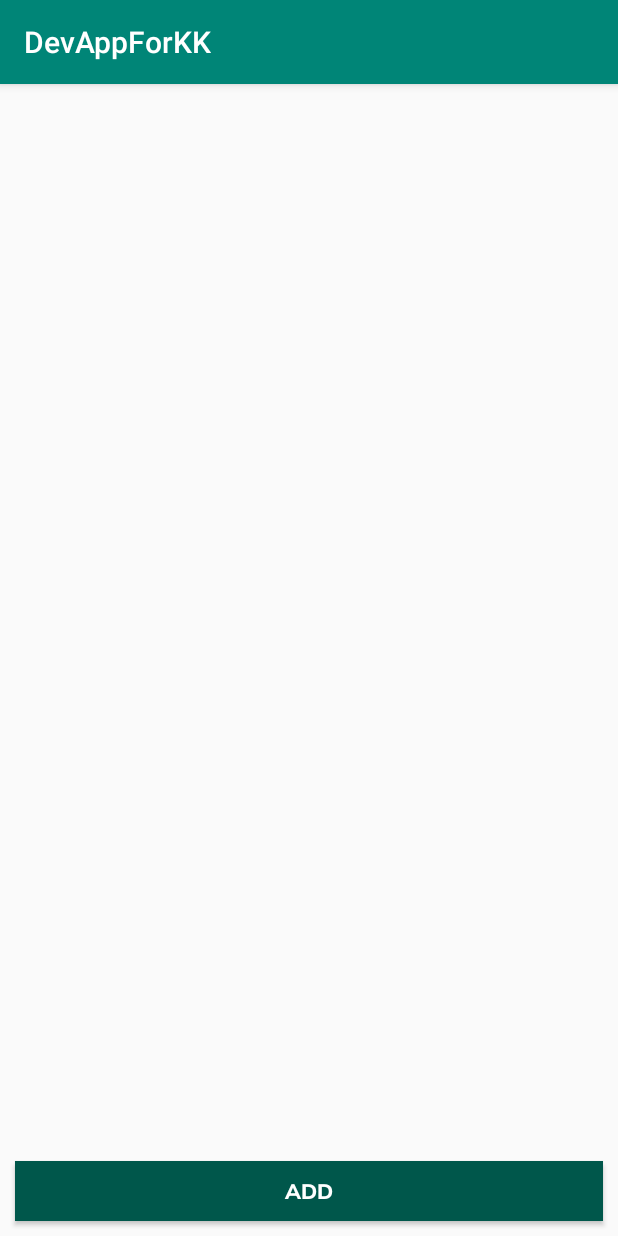
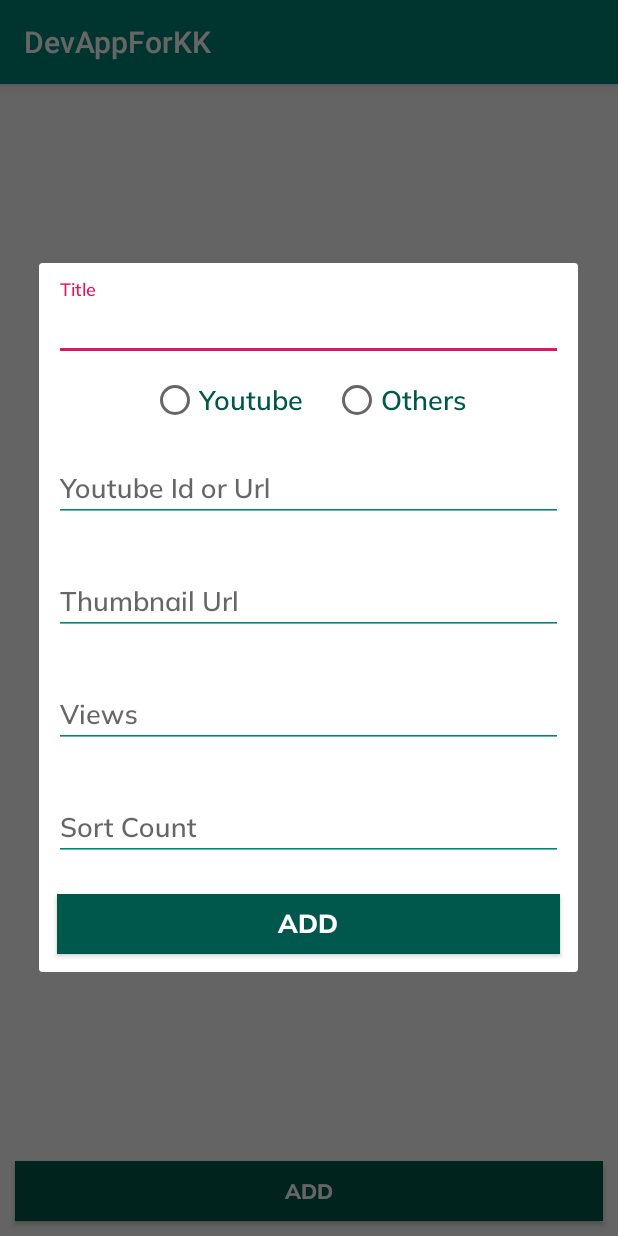
Before and after one commit to varunam/DevAppForKK, an Android app: the fragment EntertainmentListFragment placed in its activity, after a tap on "ADD", on a phone screen of 412 x 824 dp. Run offline under Robolectric (Android 15) with nearby library versions, the phone set to English and light mode, and no system bars; our stand-ins replace Firebase (no records; nobody signed in at launch, a user with empty details on screens opened directly); 4 statements that could not run were skipped.

Commit message:
code added to add video runtime

```diff
--- a/app/build.gradle
+++ b/app/build.gradle
@@ -43,4 +43,5 @@ dependencies {
     testImplementation 'junit:junit:4.12'
     androidTestImplementation 'com.android.support.test:runner:1.0.2'
     androidTestImplementation 'com.android.support.test.espresso:espresso-core:3.0.2'
+    implementation 'com.android.support:design:28.0.0'
 }
--- a/app/src/main/java/com/kannadakali/developerapp/app/devappforkk/views/fragments/EntertainmentListFragment.kt
+++ b/app/src/main/java/com/kannadakali/developerapp/app/devappforkk/views/fragments/EntertainmentListFragment.kt
@@ -2,18 +2,24 @@ package com.kannadakali.developerapp.app.devappforkk.views.fragments
 
 import android.os.Bundle
 import android.support.v4.app.Fragment
+import android.support.v7.app.AlertDialog
 import android.support.v7.widget.LinearLayoutManager
 import android.support.v7.widget.RecyclerView
+import android.text.TextUtils
 import android.view.LayoutInflater
 import android.view.View
 import android.view.ViewGroup
 import android.widget.Button
+import android.widget.EditText
+import android.widget.RadioGroup
+import android.widget.Toast
 import com.kannadakali.developerapp.app.devappforkk.R
 import com.kannadakali.developerapp.app.devappforkk.ThisApplication
 import com.kannadakali.developerapp.app.devappforkk.adapters.VideosAdapter
 import com.kannadakali.developerapp.app.devappforkk.data.firebase.EntertainmentContentProvider
 import com.kannadakali.developerapp.app.devappforkk.data.model.SimpleVideo
 import com.kannadakali.developerapp.app.devappforkk.enums.EntertainmentType
+import com.kannadakali.developerapp.app.devappforkk.enums.VideoType
 
 /**
  * Created by varun.am on 08/01/19
@@ -24,11 +30,15 @@ class EntertainmentListFragment : Fragment(), View.OnClickListener {
     private var videosAdapter: VideosAdapter? = null
     private var addVideo: Button? = null
     private var entertainmentContentProvider: EntertainmentContentProvider? = null
+    private var videosList: ArrayList<SimpleVideo>? = null
 
     companion object {
         public var VIDEOS_KEY = "videos-key"
         public var ENTERTAINMENT_KEY = "entertainment-key"
-        fun newInstance(entertainmentType: EntertainmentType, videosList: ArrayList<SimpleVideo>): EntertainmentListFragment {
+        fun newInstance(
+            entertainmentType: EntertainmentType,
+            videosList: ArrayList<SimpleVideo>
+        ): EntertainmentListFragment {
 
             val args = Bundle()
             args.putParcelableArrayList(VIDEOS_KEY, videosList)
@@ -61,18 +71,86 @@ class EntertainmentListFragment : Fragment(), View.OnClickListener {
         recyclerView!!.layoutManager = LinearLayoutManager(ThisApplication.getContext())
         recyclerView!!.adapter = videosAdapter
 
-        videosAdapter!!.setVideos(arguments!!.getParcelableArrayList(VIDEOS_KEY)!!)
+        videosList = arguments!!.getParcelableArrayList(VIDEOS_KEY)!!
+        videosList!!.sortWith(compareBy {
+            it.sort_count
+        })
+        videosAdapter!!.setVideos(videosList!!)
     }
 
-    override fun onClick(p0: View?) {
-        val sampleVideo = SimpleVideo()
-        sampleVideo.title = "test title"
-        sampleVideo.video_type = "youtube"
-        sampleVideo.id = "dtmr-rDIR6s"
-        sampleVideo.thumbnail_url = "dtmr-rDIR6s"
-        sampleVideo.votes = 200
-        sampleVideo.sort_count = 100
+    override fun onClick(view: View?) {
+        when (view!!.id) {
+            R.id.add_video_button_id -> showAddVideoDialog()
+        }
+    }
 
-        entertainmentContentProvider!!.addVideo(arguments!!.getSerializable(ENTERTAINMENT_KEY) as EntertainmentType?, sampleVideo)
+    private fun showAddVideoDialog() {
+        val builder = AlertDialog.Builder(activity!!)
+        val view = LayoutInflater.from(context).inflate(R.layout.layout_new_video, null, false)
+        builder.setView(view)
+
+        val alertDialog = builder.create()
+
+        val titleEt = view.findViewById<EditText>(R.id.title_et_id)
+        val videoIdEt = view.findViewById<EditText>(R.id.video_url_et_id)
+        val thumbnailUrlEt = view.findViewById<EditText>(R.id.thumbnail_url_et_id)
+        val sortCountEt = view.findViewById<EditText>(R.id.sort_count_et_id)
+        val viewsEt = view.findViewById<EditText>(R.id.views_et_id)
+        val radioGroup = view.findViewById<RadioGroup>(R.id.video_type_radio_group_id)
+        val addVideoButton = view.findViewById<Button>(R.id.add_video_dialg_button_id)
+
+        sortCountEt.setText((videosList!![videosList!!.size-1].sort_count + 1).toString())
+
+        addVideoButton.setOnClickListener {
+            val title = titleEt.text.toString()
+            val videoId = videoIdEt.text.toString()
+            val thumbnailUrl = thumbnailUrlEt.text.toString()
+            val sortCountText = sortCountEt.text.toString()
+            val viewsText = viewsEt.text.toString()
+            val buttonId = radioGroup.checkedRadioButtonId
+            var videoTypeText = ""
+            videoTypeText = if (buttonId == R.id.video_type_youtube_id)
+                VideoType.YOUTUBE.videoType
+            else
+                VideoType.OTHERS.videoType
+
+            if (TextUtils.isEmpty(title)) {
+                titleEt.error = "required field"
+                titleEt.requestFocus()
+            } else if (buttonId < 0) {
+                Toast.makeText(ThisApplication.getContext(), "Please select videoType", Toast.LENGTH_LONG).show()
+            } else if (TextUtils.isEmpty(videoId)) {
+                videoIdEt.error = "required field"
+                videoIdEt.requestFocus()
+            } else if (TextUtils.isEmpty(viewsText)) {
+                viewsEt.error = "required field"
+                viewsEt.requestFocus()
+            } else if (TextUtils.isEmpty(thumbnailUrl)) {
+                thumbnailUrlEt.error = "required field"
+                thumbnailUrlEt.requestFocus()
+            } else if (TextUtils.isEmpty(sortCountText)) {
+                sortCountEt.error = "required field"
+                sortCountEt.requestFocus()
+            } else {
+                val sortCountLong = sortCountText.toLong()
+                val viewsCount = viewsText.toLong()
+
+                val newVideo = SimpleVideo()
+                newVideo.title = title
+                newVideo.video_type = videoTypeText
+                newVideo.id = videoId
+                newVideo.thumbnail_url = thumbnailUrl
+                newVideo.votes = viewsCount
+                newVideo.sort_count = sortCountLong
+
+                entertainmentContentProvider!!.addVideo(
+                    arguments!!.getSerializable(ENTERTAINMENT_KEY) as EntertainmentType?,
+                    newVideo
+                )
+
+                alertDialog.dismiss()
+            }
+        }
+        alertDialog.show()
     }
 }
--- /dev/null
+++ b/app/src/main/res/layout/layout_new_video.xml
@@ -0,0 +1,139 @@
+<?xml version="1.0" encoding="utf-8"?>
+<LinearLayout
+        xmlns:android="http://schemas.android.com/apk/res/android"
+        android:layout_width="match_parent"
+        android:orientation="vertical"
+        android:layout_height="wrap_content">
+
+    <android.support.design.widget.TextInputLayout
+            android:layout_width="match_parent"
+            android:layout_margin="10dp"
+            android:layout_height="wrap_content">
+
+        <EditText
+                android:id="@+id/title_et_id"
+                android:hint="@string/title"
+                android:textAlignment="center"
+                android:fontFamily="@font/muli_semibold"
+                android:backgroundTint="@color/colorPrimary"
+                android:textColorHint="@color/colorPrimaryDark"
+                android:layout_width="match_parent"
+                android:layout_height="wrap_content"/>
+
+    </android.support.design.widget.TextInputLayout>
+
+
+    <RadioGroup
+            android:id="@+id/video_type_radio_group_id"
+            android:gravity="center"
+            android:orientation="horizontal"
+            android:layout_width="match_parent"
+            android:layout_height="wrap_content">
+
+        <RadioButton
+                android:id="@+id/video_type_youtube_id"
+                android:text="@string/youtube"
+                android:fontFamily="@font/muli_semibold"
+                android:textColor="@color/colorPrimaryDark"
+                android:textSize="18sp"
+                android:layout_width="wrap_content"
+                android:layout_height="wrap_content"/>
+
+        <RadioButton
+                android:id="@+id/video_type_others_id"
+                android:text="@string/others"
+                android:layout_marginStart="20dp"
+                android:fontFamily="@font/muli_semibold"
+                android:textColor="@color/colorPrimaryDark"
+                android:textSize="18sp"
+                android:layout_width="wrap_content"
+                android:layout_height="wrap_content"/>
+
+    </RadioGroup>
+
+
+    <android.support.design.widget.TextInputLayout
+            android:layout_width="match_parent"
+            android:layout_margin="10dp"
+            android:layout_height="wrap_content">
+
+        <EditText
+                android:id="@+id/video_url_et_id"
+                android:hint="@string/id_or_url"
+                android:fontFamily="@font/muli_semibold"
+                android:textAlignment="center"
+                android:backgroundTint="@color/colorPrimary"
+                android:textColorHint="@color/colorPrimaryDark"
+                android:layout_width="match_parent"
+                android:layout_height="wrap_content"/>
+
+    </android.support.design.widget.TextInputLayout>
+
+
+    <android.support.design.widget.TextInputLayout
+            android:layout_width="match_parent"
+            android:layout_margin="10dp"
+            android:layout_height="wrap_content">
+
+        <EditText
+                android:id="@+id/thumbnail_url_et_id"
+                android:hint="@string/thumbnail_url"
+                android:fontFamily="@font/muli_semibold"
+                android:textAlignment="center"
+                android:backgroundTint="@color/colorPrimary"
+                android:textColorHint="@color/colorPrimaryDark"
+                android:layout_width="match_parent"
+                android:layout_height="wrap_content"/>
+
+    </android.support.design.widget.TextInputLayout>
+
+
+    <android.support.design.widget.TextInputLayout
+            android:layout_width="match_parent"
+            android:layout_margin="10dp"
+            android:layout_height="wrap_content">
+
+        <EditText
+                android:id="@+id/views_et_id"
+                android:hint="@string/views"
+                android:textAlignment="center"
+                android:inputType="numberSigned"
+                android:fontFamily="@font/muli_semibold"
+                android:backgroundTint="@color/colorPrimary"
+                android:textColorHint="@color/colorPrimaryDark"
+                android:layout_width="match_parent"
+                android:layout_height="wrap_content"/>
+
+    </android.support.design.widget.TextInputLayout>
+
+
+    <android.support.design.widget.TextInputLayout
+            android:layout_width="match_parent"
+            android:layout_margin="10dp"
+            android:layout_height="wrap_content">
+
+        <EditText
+                android:id="@+id/sort_count_et_id"
+                android:hint="@string/sort_count"
+                android:inputType="numberSigned"
+                android:textAlignment="center"
+                android:fontFamily="@font/muli_semibold"
+                android:backgroundTint="@color/colorPrimary"
+                android:textColorHint="@color/colorPrimaryDark"
+                android:layout_width="match_parent"
+                android:layout_height="wrap_content"/>
+
+    </android.support.design.widget.TextInputLayout>
+
+    <Button
+            android:id="@+id/add_video_dialg_button_id"
+            android:text="@string/add"
+            android:layout_margin="12dp"
+            android:background="@color/colorPrimaryDark"
+            android:textColor="@color/white"
+            android:textSize="17sp"
+            android:fontFamily="@font/muli_extrabold"
+            android:layout_width="match_parent"
+            android:layout_height="40dp"/>
+
+</LinearLayout>
--- a/app/src/main/res/values/strings.xml
+++ b/app/src/main/res/values/strings.xml
@@ -7,9 +7,13 @@
     <string name="short_movies">Short Movies</string>
     <string name="songs">Songs</string>
     <string name="title">Title</string>
-    <string name="views">views:</string>
-    <string name="sort_count">sort count:</string>
-    <string name="video_type">video type:</string>
-    <string name="video_url"><u>video url:</u></string>
+    <string name="views">Views</string>
+    <string name="sort_count">Sort Count</string>
+    <string name="video_type">Video Type</string>
+    <string name="video_url"><u>Video Url</u></string>
     <string name="add">Add</string>
+    <string name="thumbnail_url">Thumbnail Url</string>
+    <string name="youtube">Youtube</string>
+    <string name="others">Others</string>
+    <string name="id_or_url">Youtube Id or Url</string>
 </resources>
```
